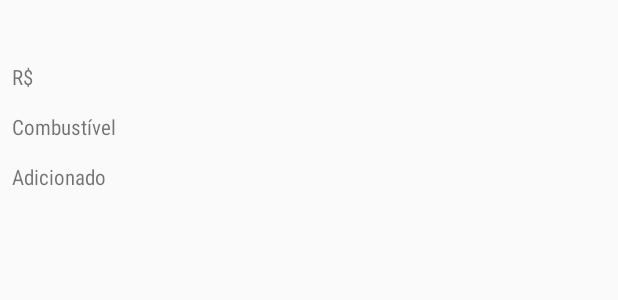
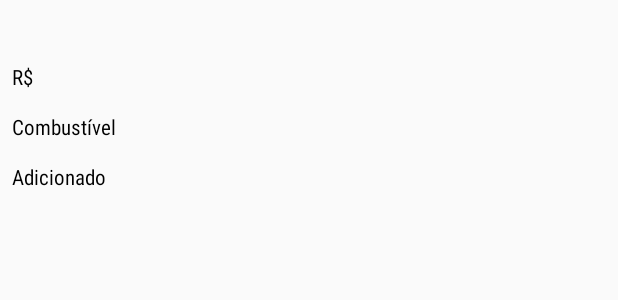
Before and after one commit to LVSant/cardealershipmanager, an Android app: the layout item_garagem.xml on its own in the app's theme, with its tools: preview values and no code run, on a phone screen of 412 x 824 dp. Shown: the top 300 px of the screen. Run offline under Robolectric (Android 15) with nearby library versions, the phone set to English and light mode, and no system bars.

Commit message:
Alteradas cores default do projeto

```diff
--- a/app/src/main/java/com/anew/devl/cardealershipmanager/GaragemActivity.java
+++ b/app/src/main/java/com/anew/devl/cardealershipmanager/GaragemActivity.java
@@ -12,7 +12,6 @@ import com.anew.devl.cardealershipmanager.fipeclient.adapter.VeiculoGaragemAdapt
 import com.anew.devl.cardealershipmanager.others.DBHelper;
 
 import java.util.ArrayList;
-import java.util.Date;
 import java.util.List;
 
 public class GaragemActivity extends AppCompatActivity {
@@ -22,6 +21,7 @@ public class GaragemActivity extends AppCompatActivity {
     protected void onCreate(Bundle savedInstanceState) {
         super.onCreate(savedInstanceState);
         setContentView(R.layout.activity_garagem);
+
 
         populateList();
     }
@@ -80,12 +80,12 @@ public class GaragemActivity extends AppCompatActivity {
 
     }
 
-    public void btnExcluir(View view){
+    public void btnExcluir(View view) {
         DBHelper helper = new DBHelper(getApplicationContext());
         helper.onDropAll(helper.getWritableDatabase());
     }
 
-    public void btnReadGaragem(View view){
+    public void btnReadGaragem(View view) {
         populateList();
     }
 
--- a/app/src/main/res/layout/item_garagem.xml
+++ b/app/src/main/res/layout/item_garagem.xml
@@ -20,6 +20,7 @@
             android:layout_weight="1"
             android:fontFamily="sans-serif-condensed"
             android:padding="4dp"
+            android:textColor="@android:color/background_dark"
             android:textSize="14sp" />
 
         <TextView
@@ -35,6 +36,7 @@
             android:fontFamily="sans-serif-condensed"
             android:padding="4dp"
             android:text="R$"
+            android:textColor="@android:color/background_dark"
             android:textSize="14sp" />
 
         <TextView
@@ -50,6 +52,7 @@
             android:fontFamily="sans-serif-condensed"
             android:padding="4dp"
             android:text="Combustível"
+            android:textColor="@android:color/background_dark"
             android:textSize="14sp" />
 
         <TextView
@@ -65,6 +68,7 @@
             android:fontFamily="sans-serif-condensed"
             android:padding="4dp"
             android:text="Adicionado"
+            android:textColor="@android:color/background_dark"
             android:textSize="14sp" />
     </LinearLayout>
 
@@ -85,6 +89,7 @@
             android:layout_weight="1"
             android:fontFamily="sans-serif-condensed"
             android:padding="4dp"
+            android:textColor="@android:color/holo_blue_dark"
             android:textSize="14sp" />
 
         <TextView
@@ -99,6 +104,7 @@
             android:layout_weight="1"
             android:fontFamily="sans-serif-condensed"
             android:padding="4dp"
+            android:textColor="@android:color/holo_blue_dark"
             android:textSize="14sp" />
 
         <TextView
@@ -113,6 +119,7 @@
             android:layout_weight="1"
             android:fontFamily="sans-serif-condensed"
             android:padding="4dp"
+            android:textColor="@android:color/holo_blue_dark"
             android:textSize="14sp" />
 
         <TextView
@@ -127,6 +134,7 @@
             android:layout_weight="1"
             android:fontFamily="sans-serif-condensed"
             android:padding="4dp"
+            android:textColor="@android:color/holo_blue_dark"
             android:textSize="14sp" />
 
     </LinearLayout>
--- a/app/src/main/res/values/colors.xml
+++ b/app/src/main/res/values/colors.xml
@@ -1,6 +1,6 @@
 <?xml version="1.0" encoding="utf-8"?>
 <resources>
-    <color name="colorPrimary">#7783c2</color>
-    <color name="colorPrimaryDark">#303F9F</color>
-    <color name="colorAccent">#FF4081</color>
+    <color name="colorPrimary">#4457c4</color>
+    <color name="colorPrimaryDark">#94a1e7</color>
+    <color name="colorAccent">#56b770</color>
 </resources>
```
